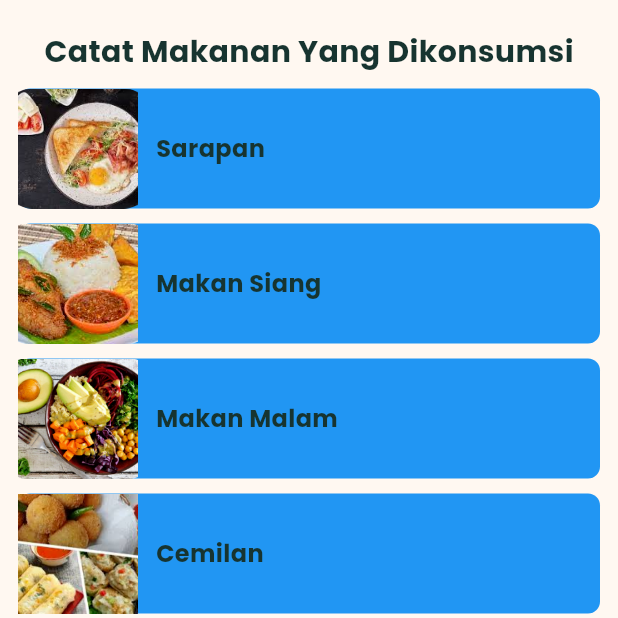
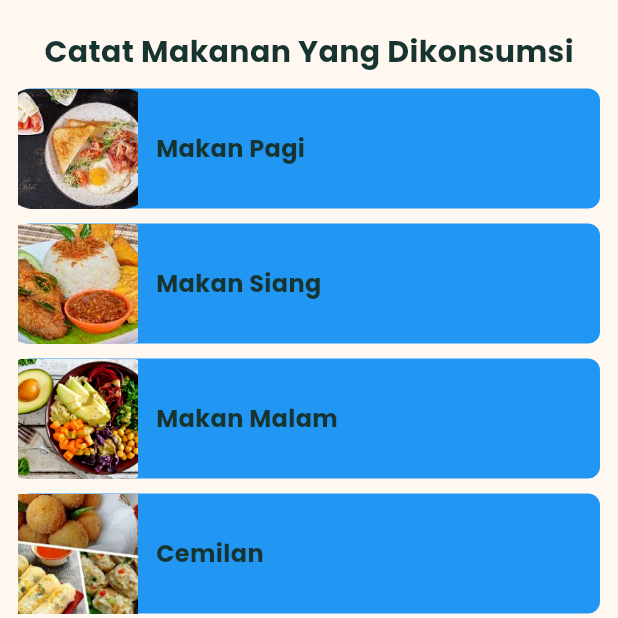
Before and after one commit to nenofetch/hepa_refactor, a Flutter app: the FoodPage screen opened by its route, on a phone screen of 412 x 824 dp, the top half of it. Run offline on Flutter 3.47's test engine with Material 3 defaults, Android fonts, the phone set to English and light mode, and no system bars; our stand-ins replace chat_bubbles, dio, firebase_core, firebase_messaging, flutter_riverpod, flutter_widget_from_html and 10 more; missing offline and left inert: d_chart, radio_group_v2; accounts and stored records are empty; generated files the repository leaves out were written again.

Commit message:
chore: update food page -change of food name for breakfast

```diff
--- a/lib/presentation/pages/food_page/food_page.dart
+++ b/lib/presentation/pages/food_page/food_page.dart
@@ -29,11 +29,11 @@ class FoodPage extends ConsumerWidget {
                 ),
                 verticalSpace(10),
                 ...foodCard(
-                    foodName: 'Sarapan',
+                    foodName: 'Makan Pagi',
                     foodImage: 'assets/icon_breakfast.png',
                     onTap: (category) {
                       ref.read(routerProvider).pushNamed('detail-food',
-                          pathParameters: {'category': 'Sarapan'});
+                          pathParameters: {'category': 'Makan Pagi'});
                     }),
                 verticalSpace(10),
                 ...foodCard(
```
